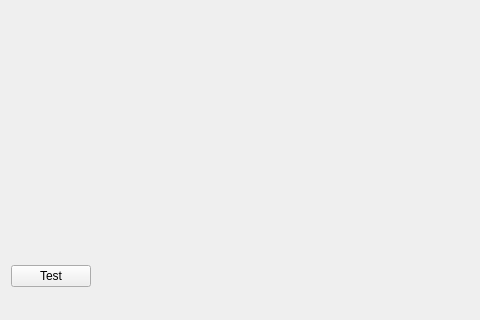
Old version of the form Projects/Blink/MainPlate/mainwindow.ui in the repository MarcoBueno1/qrad; both pictures show x 0 to 480 and y 280 to 600 of the 800 by 600 pixel window.
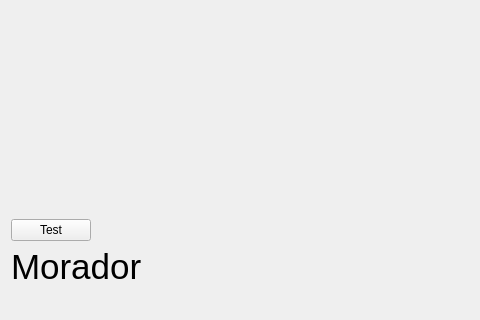
New version of the form. Custom widgets are drawn as their Qt base class.

```diff
--- a/Projects/Blink/MainPlate/mainwindow.ui
+++ b/Projects/Blink/MainPlate/mainwindow.ui
@@ -157,6 +157,18 @@
       </property>
      </widget>
     </item>
+    <item row="2" column="0">
+     <widget class="QLabel" name="LblMorador">
+      <property name="font">
+       <font>
+        <pointsize>26</pointsize>
+       </font>
+      </property>
+      <property name="text">
+       <string>Morador</string>
+      </property>
+     </widget>
+    </item>
    </layout>
   </widget>
   <widget class="QRadMenu" name="menuBar">
```
